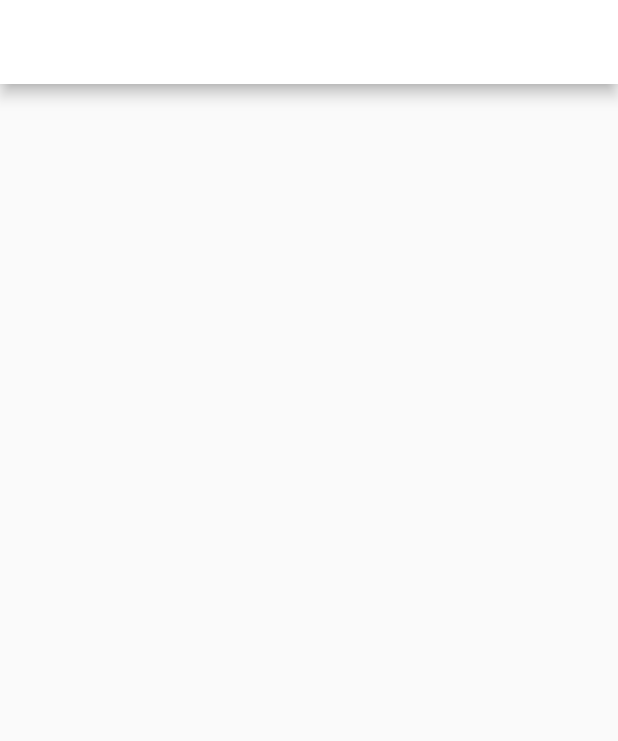
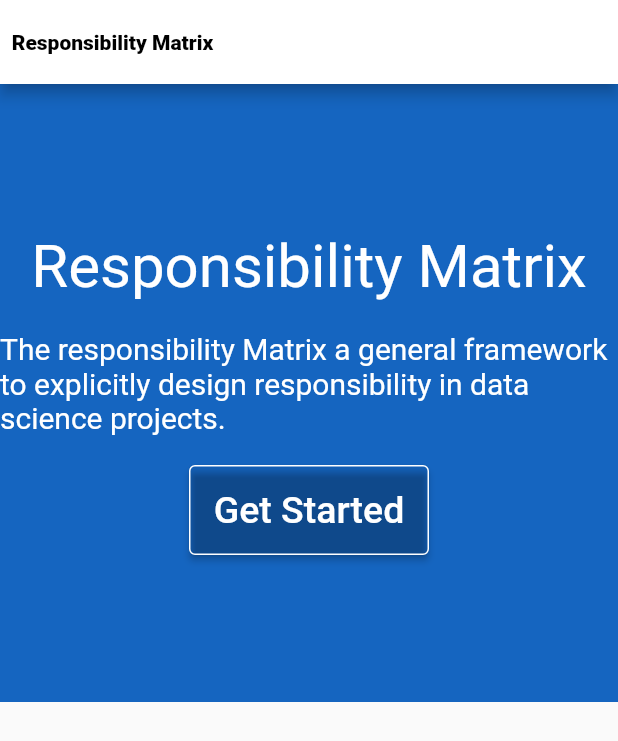
Before and after one commit to osmanGuler19/Survey, a Flutter app: the FirstLandingPage screen opened directly, on a phone screen of 412 x 824 dp. Shown: the top 741 px of the screen. Run offline on Flutter 3.47's test engine with Material 2 defaults, Android fonts, the phone set to English and light mode, and no system bars; our stand-ins replace flutter_animation_progress_bar, flutter_svg, graphql_flutter, marquee, progress_indicators; missing offline and left inert: hovering, json_helpers; accounts and stored records are empty; network calls fail; project files that could hold a hidden picture were left out.

Commit message:
Adding some widgets to landing page

```diff
--- a/mobile_client_flutter/lib/main.dart
+++ b/mobile_client_flutter/lib/main.dart
@@ -44,7 +44,7 @@ class MyApp extends StatelessWidget {
         ),
         initialRoute: '/',
         routes: {
-          '/': (context) => LandingPage(),
+          '/': (context) => FirstLandingPage(),
           //'/users': (context) => UserListScreen(),
         },
         debugShowCheckedModeBanner: false,
--- a/mobile_client_flutter/lib/view/first_landing_page.dart
+++ b/mobile_client_flutter/lib/view/first_landing_page.dart
@@ -1,5 +1,6 @@
 import 'package:flutter/material.dart';
 import 'package:url_launcher/url_launcher.dart';
+import 'package:flutter_svg/flutter_svg.dart';
 
 class FirstLandingPage extends StatelessWidget {
   const FirstLandingPage({Key? key}) : super(key: key);
@@ -8,9 +9,16 @@ class FirstLandingPage extends StatelessWidget {
   Widget build(BuildContext context) {
     return Scaffold(
       appBar: AppBar(
+        leadingWidth: 150,
+        leading: Center(
+          child: Text(
+            "Responsibility Matrix",
+            style: TextStyle(color: Colors.black, fontWeight: FontWeight.w900),
+          ),
+        ),
         backgroundColor: Colors.white,
-        title: Center(
-          child: GestureDetector(
+        centerTitle: true,
+        title: GestureDetector(
           onTap: () => launch('https://github.com/osmanGuler19/Survey'),
           child: RichText(
             text: TextSpan(
@@ -25,6 +33,45 @@ class FirstLandingPage extends StatelessWidget {
           ),
         ),
       ),
+      body: SingleChildScrollView(
+        child: Column(
+          children: [
+            Container(
+              height: MediaQuery.of(context).size.height * 0.5,
+              width: MediaQuery.of(context).size.width,
+              color: Color.fromRGBO(21, 101, 192, 1),
+              child: Column(
+                mainAxisAlignment: MainAxisAlignment.center,
+                children: [
+                  Text(
+                    "Responsibility Matrix",
+                    style: TextStyle(color: Colors.white, fontSize: 40),
+                  ),
+                  SizedBox(
+                    height: 20,
+                  ),
+                  Text(
+                      "The responsibility Matrix a general framework to explicitly design responsibility in data science projects.",
+                      style: TextStyle(color: Colors.white, fontSize: 20)),
+                  SizedBox(
+                    height: 20,
+                  ),
+                  ElevatedButton(
+                      style: ElevatedButton.styleFrom(
+                        fixedSize: Size(160, 60),
+                        primary: Colors.transparent,
+                        side: BorderSide(color: Colors.white),
+                      ),
+                      onPressed: () {},
+                      child: Text(
+                        "Get Started",
+                        style: TextStyle(fontSize: 25),
+                      ))
+                ],
+              ),
+            )
+          ],
+        ),
       ),
     );
   }
```
Also changed, not shown: mobile_client_flutter/lib/view/question.dart (+9 -3 lines), mobile_client_flutter/lib/viewmodel/componentScopeViewModel.dart (+7 -4 lines), mobile_client_flutter/assets/images/undraw_mindmap.svg (added). Lines whose indentation alone changed are shown as unchanged.
